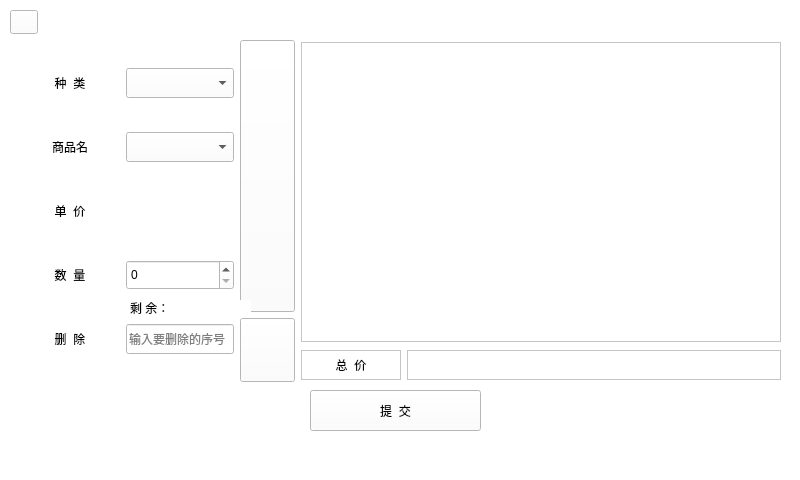
cbt-98/Supermarket-Management-System, file settlementwindow.ui: the form before one commit.
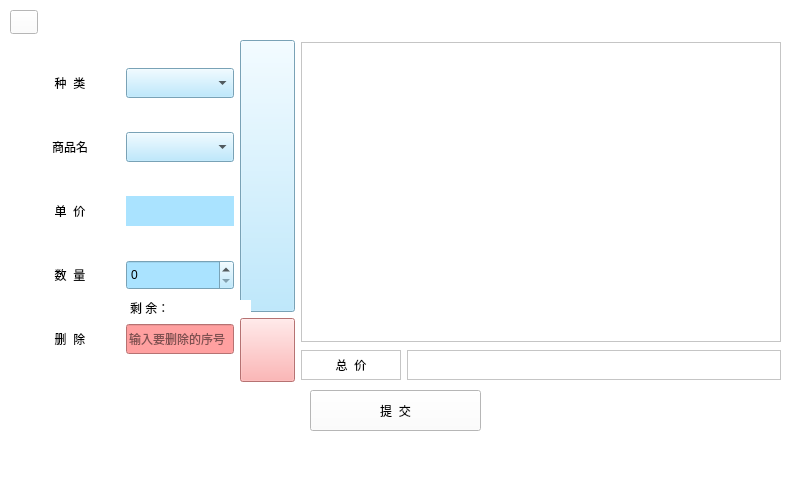
The form after the commit. Icons and pictures are not drawn.

Patch:
```diff
--- a/settlementwindow.ui
+++ b/settlementwindow.ui
@@ -104,6 +104,7 @@
            </property>
            <property name="styleSheet">
             <string notr="true">color: rgb(0, 0, 0);
+background-color: rgb(170, 227, 255);
 font: 12pt &quot;黑体&quot;;</string>
            </property>
           </widget>
@@ -148,6 +149,7 @@
            </property>
            <property name="styleSheet">
             <string notr="true">color: rgb(0, 0, 0);
+background-color: rgb(170, 227, 255);
 font: 12pt &quot;黑体&quot;;</string>
            </property>
           </widget>
@@ -192,6 +194,7 @@
            </property>
            <property name="styleSheet">
             <string notr="true">color: rgb(0, 0, 0);
+background-color: rgb(170, 227, 255);
 font: 12pt &quot;黑体&quot;;</string>
            </property>
            <property name="text">
@@ -238,8 +241,9 @@
             </size>
            </property>
            <property name="styleSheet">
-            <string notr="true">font: 12pt &quot;黑体&quot;;
-color: rgb(0, 0, 0);</string>
+            <string notr="true">color: rgb(0, 0, 0);
+background-color: rgb(170, 227, 255);
+font: 12pt &quot;黑体&quot;;</string>
            </property>
            <property name="maximum">
             <number>99999999</number>
@@ -286,6 +290,7 @@
            </property>
            <property name="styleSheet">
             <string notr="true">color: rgb(0, 0, 0);
+background-color: rgb(255, 160, 160);
 font: 10pt &quot;黑体&quot;;</string>
            </property>
            <property name="placeholderText">
@@ -313,6 +318,11 @@
            <height>0</height>
           </size>
          </property>
+         <property name="styleSheet">
+          <string notr="true">color: rgb(0, 0, 0);
+background-color: rgb(170, 227, 255);
+font: 12pt &quot;黑体&quot;;</string>
+         </property>
          <property name="text">
           <string/>
          </property>
@@ -336,6 +346,11 @@
            <height>64</height>
           </size>
          </property>
+         <property name="styleSheet">
+          <string notr="true">color: rgb(0, 0, 0);
+background-color: rgb(255, 160, 160);
+font: 10pt &quot;黑体&quot;;</string>
+         </property>
          <property name="text">
           <string/>
          </property>
```
